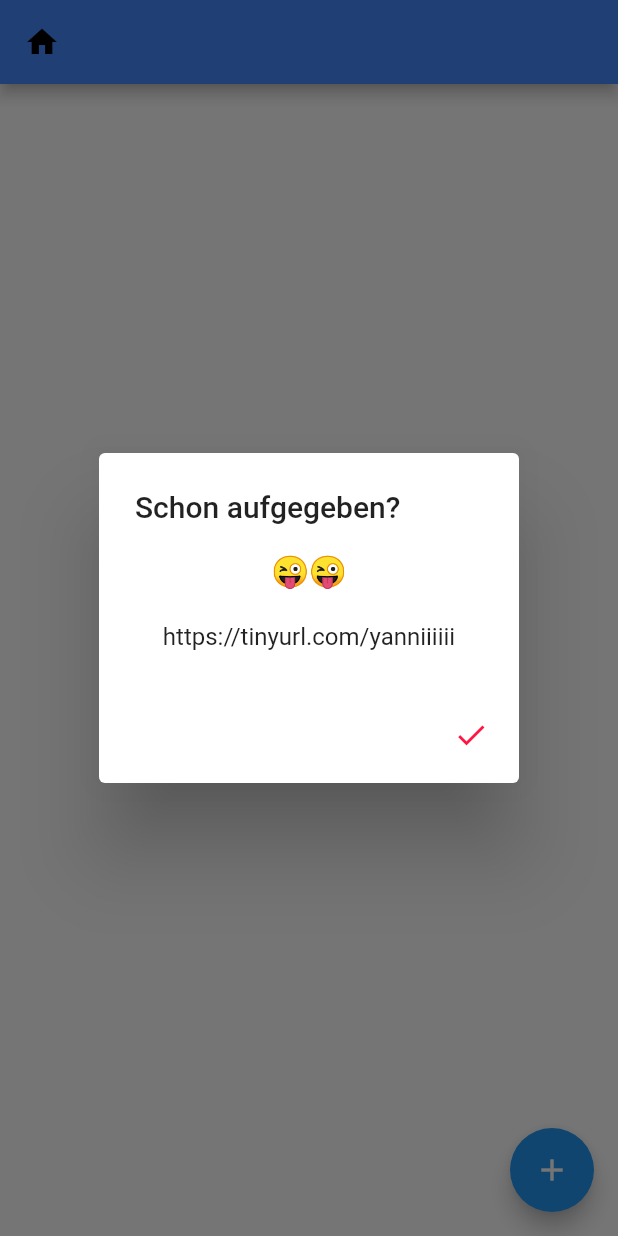
After one commit to AdminL3/Yannis, a Flutter app: the screen it shows after launch, after a tap on "Start", after a tap on the "home" icon, on a phone screen of 412 x 824 dp. The commit adds this screen. Run offline on Flutter 3.47's test engine with Material 2 defaults, Android fonts, the phone set to English and light mode, and no system bars; Roboto replaces fonts that are missing (EmojiOne).

Commit message:
added zwischendateien

```diff
--- a/lib/main.dart
+++ b/lib/main.dart
@@ -1,4 +1,6 @@
 import 'package:flutter/material.dart';
+import 'package:yannisapp/cupertino.dart';
+import 'package:yannisapp/test.dart';
 import 'home.dart';
 
 void main() {
@@ -10,7 +12,7 @@ class MyApp extends StatelessWidget {
   @override
   Widget build(BuildContext context) {
     return const MaterialApp(
-      home: Home(),
+      home: Test(),
     );
   }
 }
--- /dev/null
+++ b/lib/test.dart
@@ -0,0 +1,210 @@
+import 'package:flutter/cupertino.dart';
+import 'package:flutter/foundation.dart';
+import 'package:flutter/material.dart';
+
+class Test extends StatefulWidget {
+  const Test({super.key});
+
+  @override
+  State createState() => Screen();
+}
+
+class Screen extends State<Test> {
+  bool _switch_on = false;
+  final Color _red = Colors.redAccent.shade400;
+  final Color _green = Colors.lightGreenAccent.shade400;
+  Color _switch_color = Colors.redAccent.shade400;
+  int _count = 0;
+  bool _switchDisabled = false;
+
+  void _disableSwitch() {
+    setState(() {
+      _switchDisabled = true;
+      _switch_color = _red;
+      _switch_on = false;
+    });
+  }
+
+  void _reset() {
+    setState(() {
+      if (_switch_on) {
+        _switch_on = false;
+        _switch_color = _red;
+      }
+      else {
+        _switch_on = true;
+        _switch_color = _green;
+      }
+    }
+    );
+  }
+
+  void _dialog(int x) {
+    Widget cancelButton = IconButton(
+      color: _red,
+      onPressed: () {
+        Navigator.of(context).pop();
+      },
+      icon: const Icon(Icons.check_sharp),
+    );
+
+    AlertDialog alert1 = AlertDialog(
+      title: const Text('Schon aufgegeben?'),
+      content: Column(
+        mainAxisSize: MainAxisSize.min,
+        children: [
+          RichText(
+            text: const TextSpan(
+              text: '😜😜\n',
+              style: TextStyle(fontFamily: 'EmojiOne', fontSize: 20),
+            ),
+          ),
+          const Text("https://tinyurl.com/yanniiiiii"),
+        ],
+      ),
+      actions: [
+        cancelButton,
+      ],
+    );
+
+    AlertDialog alert2 = AlertDialog(
+      title: const Text('Ende?'),
+      content: RichText(
+        text: const TextSpan(
+          children: <TextSpan>[
+            TextSpan(
+                text: 'Such weiter \n',
+                style: TextStyle(
+                  color: Colors.red,
+                  fontSize: 20,
+                )),
+            TextSpan(
+              text: '😅👌😮',
+              style: TextStyle(fontFamily: 'EmojiOne', fontSize: 20),
+            ),
+          ],
+        ),
+      ),
+      actions: [
+        cancelButton,
+      ],
+    );
+
+    if (x == 1) {
+      showDialog(
+        context: context,
+        builder: (BuildContext context) {
+          return alert1;
+        },
+      );
+    }
+    if (x == 2) {
+      showDialog(
+        context: context,
+        builder: (BuildContext context) {
+          return alert2;
+        },
+      );
+    }
+  }
+
+  @override
+  Widget build(BuildContext context) {
+    return Scaffold(
+      backgroundColor: Colors.white,
+      appBar: AppBar(
+        elevation: 4,
+        centerTitle: false,
+        automaticallyImplyLeading: false,
+        backgroundColor: Colors.blueAccent.shade200,
+        shape: const RoundedRectangleBorder(
+          borderRadius: BorderRadius.zero,
+        ),
+        leading: IconButton(
+          icon: const Icon(Icons.home),
+          color: Colors.black,
+          onPressed: () {
+            _dialog(1);
+          },
+        ),
+      ),
+      body: Align(
+          alignment: Alignment.center,
+          child: Container(
+            width: 250,
+            height: 60,
+            decoration: BoxDecoration(
+              color: const Color(0x1f000000),
+              shape: BoxShape.rectangle,
+              borderRadius: BorderRadius.zero,
+              border: Border.all(color: const Color(0x4d9e9e9e), width: 1),
+            ),
+            child: Column(
+              children: [
+            SwitchListTile(
+            title: const Text(
+            "Start",
+              style: TextStyle(
+                fontWeight: FontWeight.w400,
+                fontStyle: FontStyle.normal,
+                fontSize: 17,
+                color: Color(0xff000000),
+              ),
+              textAlign: TextAlign.start,
+            ),
+            value: _switch_on,
+            onChanged: _switchDisabled ? null : (bool newValue) {
+              setState(() {
+                _reset();
+              });
+            },
+            tileColor: _switch_color,
+            activeColor: _green,
+            activeTrackColor: Colors.lightGreenAccent.shade200,
+            controlAffinity: ListTileControlAffinity.trailing,
+            dense: false,
+            inactiveThumbColor: _red,
+            inactiveTrackColor: Colors.redAccent.shade100,
+            contentPadding: const EdgeInsets.symmetric(
+                vertical: 0, horizontal: 16),
+            selected: false,
+            selectedTileColor: const Color(0x42000000),
+            secondary: defaultTargetPlatform == TargetPlatform.iOS
+                ? CupertinoSwitch(
+              value: _switch_on,
+              onChanged: _switchDisabled ? null : (bool newValue) {
+                setState(() {
+                  _reset();
+                });
+              },
+              activeColor: CupertinoColors.activeGreen,
+            )
+                : null,
+          ),
+
+      ],
+    ),
+
+
+    ),
+    ),
+    floatingActionButton: _switch_on
+    ? FloatingActionButton(
+    onPressed: () {
+    _counter();
+    },
+    tooltip: 'Create',
+    child: const Icon(Icons.add),
+    )
+        : null,
+    );
+  }
+
+  void _counter() {
+    _count = _count + 1;
+    print(_count);
+    if (_count >= 20) {
+      _disableSwitch();
+    }
+  }
+}
```
Also changed, not shown: lib/cupertino.dart (added), lib/dialog.dart (added).
